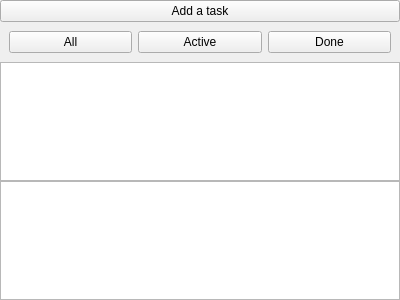
Qt form TasksWidget.ui (ekzanoskina/pyqt_task_manager) before a commit.
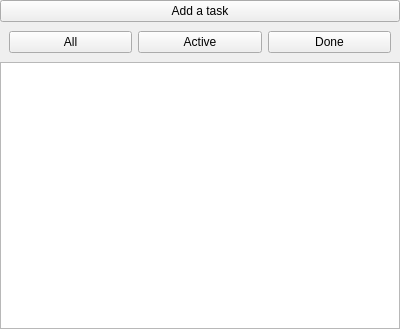
The same form after that commit.

Commit message: added edit and delete functions to NoteItem, fixed tasks tree view

```diff
--- a/TasksWidget.ui
+++ b/TasksWidget.ui
@@ -7,7 +7,7 @@
     <x>0</x>
     <y>0</y>
     <width>400</width>
-    <height>300</height>
+    <height>329</height>
    </rect>
   </property>
   <property name="windowTitle">
@@ -95,6 +95,18 @@
    </item>
    <item>
     <widget class="QTreeView" name="tree_view">
+     <property name="horizontalScrollBarPolicy">
+      <enum>Qt::ScrollBarAlwaysOff</enum>
+     </property>
+     <property name="autoScroll">
+      <bool>false</bool>
+     </property>
+     <property name="autoScrollMargin">
+      <number>16</number>
+     </property>
+     <property name="selectionBehavior">
+      <enum>QAbstractItemView::SelectItems</enum>
+     </property>
      <property name="indentation">
       <number>0</number>
      </property>
@@ -109,13 +121,6 @@
      </attribute>
     </widget>
    </item>
-   <item>
-    <widget class="QListView" name="list_view">
-     <property name="itemAlignment">
-      <set>Qt::AlignHCenter</set>
-     </property>
-    </widget>
-   </item>
   </layout>
  </widget>
  <resources/>
```
The commit also changes 29 other files.
